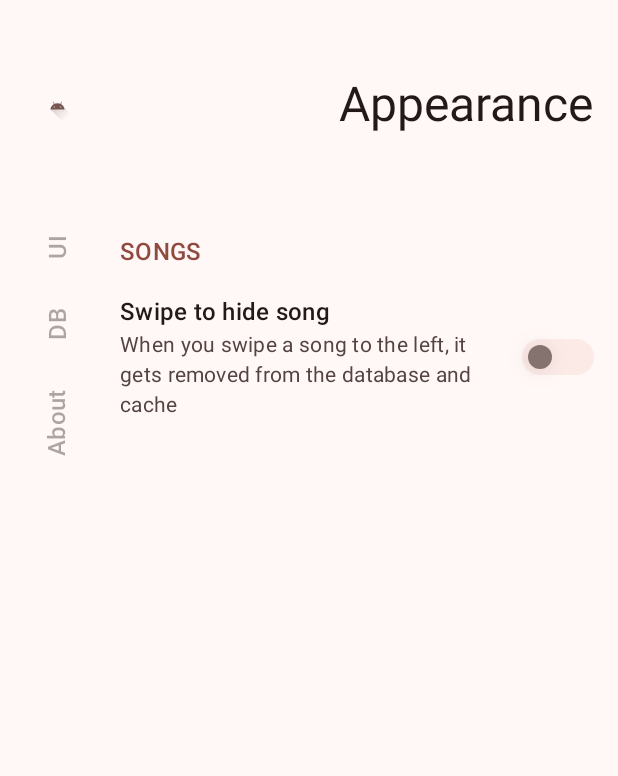
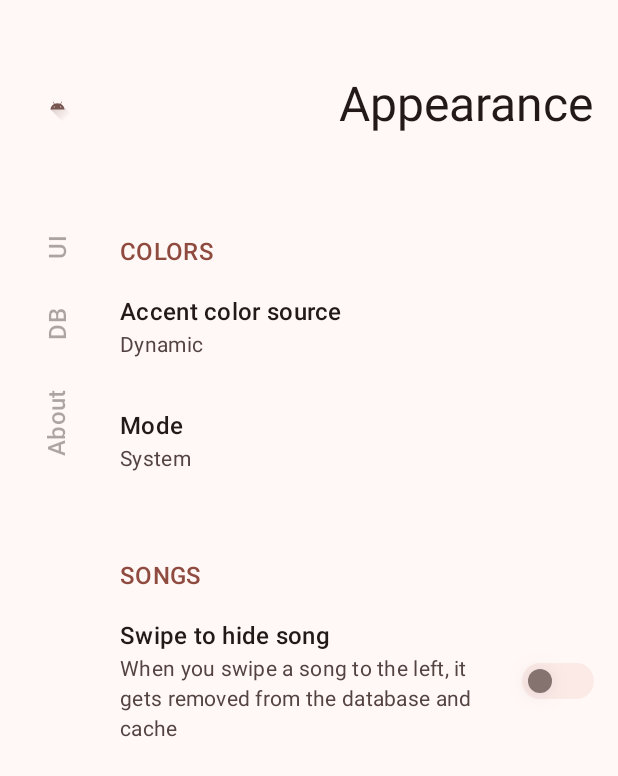
Before and after one commit to IamRezaMousavi/Banafsh, an Android app built with Jetpack Compose: the SettingsScreen screen opened through its navigation route, on a phone screen of 412 x 824 dp. Shown: the top 776 px of the screen. Run offline under Robolectric (Android 15) with nearby library versions, the phone set to English and light mode, and no system bars.

Commit message:
add enum value selector to settings

```diff
--- a/app/build.gradle.kts
+++ b/app/build.gradle.kts
@@ -59,6 +59,8 @@ dependencies {
     implementation(libs.compose.coil)
     implementation(libs.compose.lottie)
 
+    implementation(libs.kotlin.immutable)
+
     testImplementation(libs.junit)
     androidTestImplementation(libs.androidx.junit)
 
--- a/app/src/main/java/app/banafsh/android/preference/AppearancePreferences.kt
+++ b/app/src/main/java/app/banafsh/android/preference/AppearancePreferences.kt
@@ -1,7 +1,13 @@
 package app.banafsh.android.preference
 
 import app.banafsh.android.GlobalPreferencesHolder
+import app.banafsh.android.ui.theme.ColorMode
+import app.banafsh.android.ui.theme.ColorSource
+import app.banafsh.android.ui.theme.Darkness
 
 object AppearancePreferences : GlobalPreferencesHolder() {
+    var colorSource by enum(ColorSource.Dynamic)
+    var colorMode by enum(ColorMode.System)
+    var darkness by enum(Darkness.Normal)
     var swipeToHideSong by boolean(false)
 }
--- a/app/src/main/java/app/banafsh/android/ui/item/SongItem.kt
+++ b/app/src/main/java/app/banafsh/android/ui/item/SongItem.kt
@@ -58,7 +58,7 @@ fun SongItem(
                 Text(
                     text = song.title,
                     style = MaterialTheme.typography.titleMedium,
-                    color = MaterialTheme.colorScheme.primary,
+                    color = MaterialTheme.colorScheme.onSurface,
                     maxLines = 1,
                     overflow = TextOverflow.Ellipsis,
                     modifier = Modifier.weight(1f),
@@ -69,7 +69,7 @@ fun SongItem(
         } ?: Text(
             text = song.title,
             style = MaterialTheme.typography.titleMedium,
-            color = MaterialTheme.colorScheme.primary,
+            color = MaterialTheme.colorScheme.onSurface,
             maxLines = 1,
             overflow = TextOverflow.Ellipsis,
         )
--- a/app/src/main/java/app/banafsh/android/ui/screen/settings/AppearanceSettings.kt
+++ b/app/src/main/java/app/banafsh/android/ui/screen/settings/AppearanceSettings.kt
@@ -1,19 +1,79 @@
 package app.banafsh.android.ui.screen.settings
 
+import androidx.compose.animation.AnimatedVisibility
+import androidx.compose.foundation.isSystemInDarkTheme
 import androidx.compose.runtime.Composable
+import androidx.compose.ui.res.stringResource
+import app.banafsh.android.R
 import app.banafsh.android.preference.AppearancePreferences
+import app.banafsh.android.ui.theme.ColorMode
+import app.banafsh.android.ui.theme.ColorSource
+import app.banafsh.android.ui.theme.Darkness
 
 @Composable
 fun AppearanceSettings() =
     with(AppearancePreferences) {
-        SettingsCategoryScreen(title = "Appearance") {
-            SettingsGroup(title = "Songs") {
+        val isDark = isSystemInDarkTheme()
+        SettingsCategoryScreen(title = stringResource(R.string.appearance)) {
+            SettingsGroup(title = stringResource(R.string.colors)) {
+                EnumValueSelectorSettingsEntry(
+                    title = stringResource(R.string.color_source),
+                    selectedValue = colorSource,
+                    onValueSelect = { colorSource = it },
+                    valueText = { it.nameLocalized },
+                )
+                EnumValueSelectorSettingsEntry(
+                    title = stringResource(R.string.color_mode),
+                    selectedValue = colorMode,
+                    onValueSelect = { colorMode = it },
+                    valueText = { it.nameLocalized },
+                )
+                AnimatedVisibility(visible = colorMode == ColorMode.Dark || (colorMode == ColorMode.System && isDark)) {
+                    EnumValueSelectorSettingsEntry(
+                        title = stringResource(R.string.darkness),
+                        selectedValue = darkness,
+                        onValueSelect = { darkness = it },
+                        valueText = { it.nameLocalized },
+                    )
+                }
+            }
+            SettingsGroup(title = stringResource(R.string.songs)) {
                 SwitchSettingsEntry(
-                    title = "Swipe to hide song",
-                    text = "When you swipe a song to the left, it gets removed from the database and cache",
+                    title = stringResource(R.string.swipe_to_hide_song),
+                    text = stringResource(R.string.swipe_to_hide_song_description),
                     isChecked = swipeToHideSong,
                     onCheckedChange = { swipeToHideSong = it },
                 )
             }
         }
     }
+
+val ColorSource.nameLocalized
+    @Composable get() =
+        stringResource(
+            when (this) {
+                ColorSource.Default -> R.string.color_source_default
+                ColorSource.Dynamic -> R.string.color_source_dynamic
+                ColorSource.MaterialYou -> R.string.color_source_material_you
+            },
+        )
+
+val ColorMode.nameLocalized
+    @Composable get() =
+        stringResource(
+            when (this) {
+                ColorMode.System -> R.string.color_mode_system
+                ColorMode.Light -> R.string.color_mode_light
+                ColorMode.Dark -> R.string.color_mode_dark
+            },
+        )
+
+val Darkness.nameLocalized
+    @Composable get() =
+        stringResource(
+            when (this) {
+                Darkness.Normal -> R.string.darkness_normal
+                Darkness.AMOLED -> R.string.darkness_amoled
+                Darkness.PureBlack -> R.string.darkness_pureblack
+            },
+        )
--- a/app/src/main/java/app/banafsh/android/ui/screen/settings/SettingsScreen.kt
+++ b/app/src/main/java/app/banafsh/android/ui/screen/settings/SettingsScreen.kt
@@ -18,6 +18,10 @@ import androidx.compose.foundation.verticalScroll
 import androidx.compose.material3.MaterialTheme
 import androidx.compose.material3.Text
 import androidx.compose.runtime.Composable
+import androidx.compose.runtime.getValue
+import androidx.compose.runtime.mutableStateOf
+import androidx.compose.runtime.remember
+import androidx.compose.runtime.setValue
 import androidx.compose.ui.Alignment
 import androidx.compose.ui.Modifier
 import androidx.compose.ui.draw.alpha
@@ -30,6 +34,9 @@ import app.banafsh.android.ui.Screen
 import app.banafsh.android.ui.component.Header
 import app.banafsh.android.ui.component.Scaffold
 import app.banafsh.android.ui.component.Switch
+import app.banafsh.android.ui.component.ValueSelectorDialog
+import kotlinx.collections.immutable.ImmutableList
+import kotlinx.collections.immutable.toImmutableList
 
 @Composable
 fun SettingsScreen(
@@ -160,6 +167,61 @@ fun SettingsEntry(
 }
 
 @Composable
+inline fun <reified T : Enum<T>> EnumValueSelectorSettingsEntry(
+    title: String,
+    selectedValue: T,
+    noinline onValueSelect: (T) -> Unit,
+    modifier: Modifier = Modifier,
+    isEnabled: Boolean = true,
+    noinline valueText: @Composable (T) -> String = { it.name },
+    noinline trailingContent: (@Composable () -> Unit)? = null,
+) = ValueSelectorSettingsEntry(
+    title = title,
+    selectedValue = selectedValue,
+    values = enumValues<T>().toList().toImmutableList(),
+    onValueSelect = onValueSelect,
+    modifier = modifier,
+    isEnabled = isEnabled,
+    valueText = valueText,
+    trailingContent = trailingContent,
+)
+
+@Composable
+fun <T> ValueSelectorSettingsEntry(
+    title: String,
+    selectedValue: T,
+    values: ImmutableList<T>,
+    onValueSelect: (T) -> Unit,
+    modifier: Modifier = Modifier,
+    text: String? = null,
+    isEnabled: Boolean = true,
+    valueText: @Composable (T) -> String = { it.toString() },
+    trailingContent: (@Composable () -> Unit)? = null,
+) {
+    var isShowingDialog by remember { mutableStateOf(false) }
+
+    if (isShowingDialog) {
+        ValueSelectorDialog(
+            onDismiss = { isShowingDialog = false },
+            title = title,
+            selectedValue = selectedValue,
+            values = values,
+            onValueSelect = onValueSelect,
+            valueText = valueText,
+        )
+    }
+
+    SettingsEntry(
+        modifier = modifier,
+        title = title,
+        text = text ?: valueText(selectedValue),
+        onClick = { isShowingDialog = true },
+        isEnabled = isEnabled,
+        trailingContent = trailingContent,
+    )
+}
+
+@Composable
 fun SwitchSettingsEntry(
     title: String,
     text: String?,
--- /dev/null
+++ b/app/src/main/java/app/banafsh/android/ui/theme/Enums.kt
@@ -0,0 +1,19 @@
+package app.banafsh.android.ui.theme
+
+enum class ColorSource {
+    Default,
+    Dynamic,
+    MaterialYou,
+}
+
+enum class ColorMode {
+    System,
+    Light,
+    Dark,
+}
+
+enum class Darkness {
+    Normal,
+    AMOLED,
+    PureBlack,
+}
--- a/app/src/main/res/values/strings.xml
+++ b/app/src/main/res/values/strings.xml
@@ -1,3 +1,26 @@
 <resources>
     <string name="app_name">Banafsh</string>
+    <string name="cancel">Cancel</string>
+
+    <string name="appearance">Appearance</string>
+    <string name="colors">Colors</string>
+    <string name="songs">Songs</string>
+
+    <string name="color_source">Accent color source</string>
+    <string name="color_source_default">Default</string>
+    <string name="color_source_dynamic">Dynamic</string>
+    <string name="color_source_material_you">Material You</string>
+
+    <string name="darkness">Darkness</string>
+    <string name="darkness_normal">Normal</string>
+    <string name="darkness_pureblack">PureBlack</string>
+    <string name="darkness_amoled">AMOLED</string>
+
+    <string name="color_mode">Mode</string>
+    <string name="color_mode_light">Light</string>
+    <string name="color_mode_dark">Dark</string>
+    <string name="color_mode_system">System</string>
+
+    <string name="swipe_to_hide_song">Swipe to hide song</string>
+    <string name="swipe_to_hide_song_description">When you swipe a song to the left, it gets removed from the database and cache</string>
 </resources>
```
Also changed, not shown: app/src/main/java/app/banafsh/android/ui/component/Dialog.kt (added, +152 -0 lines), gradle/libs.versions.toml (+18 -15 lines).
